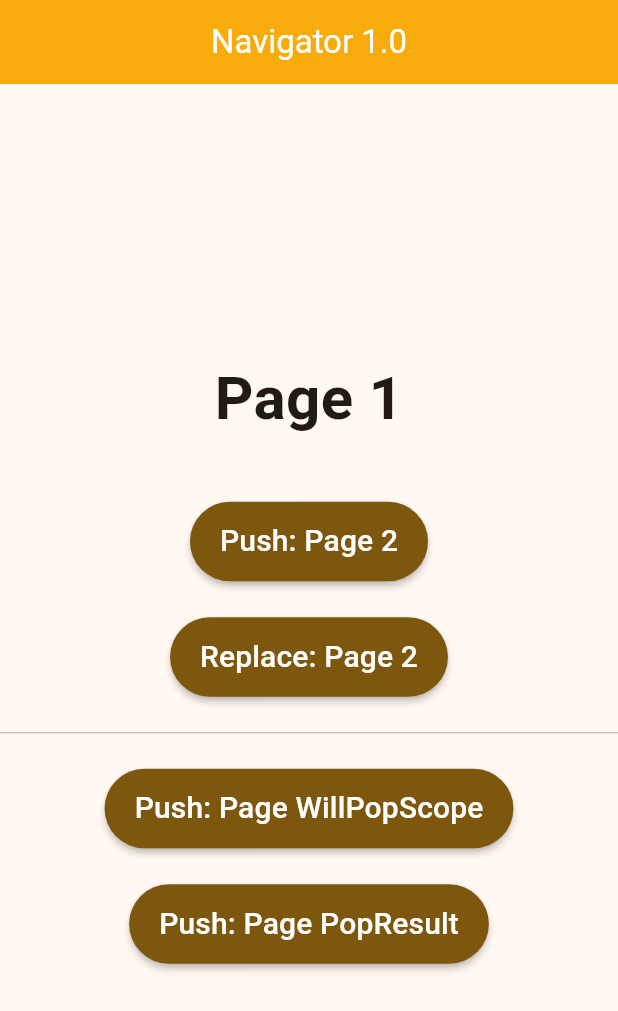
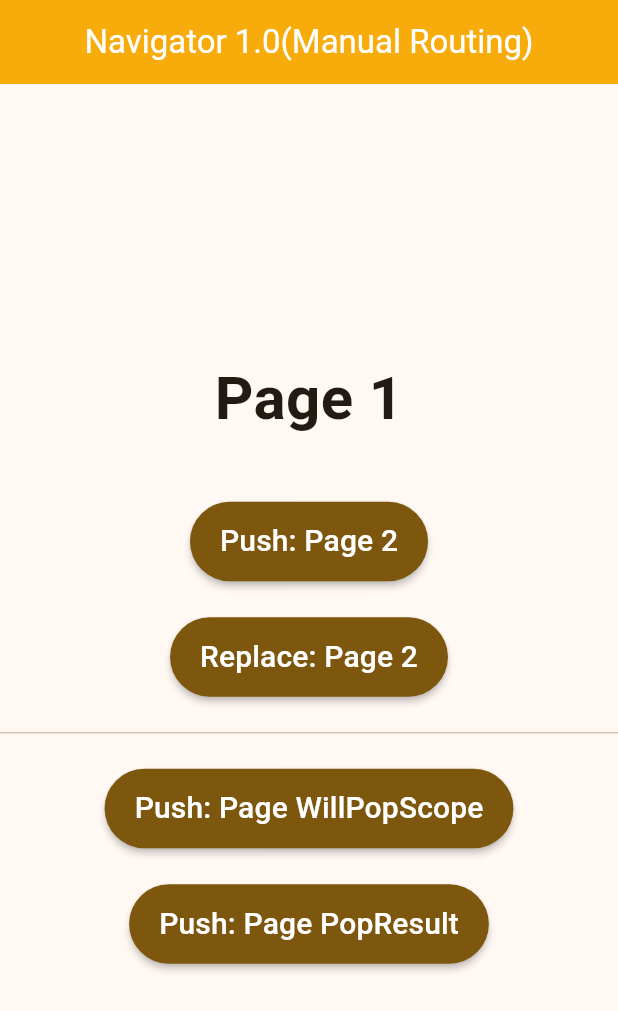
Before and after one commit to Cisterakas/navigator_example, a Flutter app: the screen it shows after launch, on a phone screen of 412 x 824 dp. Shown: the top 1011 px of the screen. Run offline on Flutter 3.47's test engine with Material 3 defaults, Android fonts, the phone set to English and light mode, and no system bars.

Commit message:
Enhance README and code comments for manual navigation clarity and learning objectives

```diff
--- a/lib/main.dart
+++ b/lib/main.dart
@@ -14,7 +14,7 @@ void main() {
 }
 
 class MyApp extends StatelessWidget {
-  static const title = 'Navigator 1.0';
+  static const title = 'Navigator 1.0(Manual Routing)';
 
   const MyApp({super.key});
 
@@ -32,6 +32,7 @@ class MyApp extends StatelessWidget {
         centerTitle: true,
       ),
     ),
+    // Manual navigation starts with a widget instead of a route table.
     home: const FirstPage(),
   );
 }
--- a/lib/page/first_page.dart
+++ b/lib/page/first_page.dart
@@ -26,6 +26,7 @@ class _FirstPageState extends State<FirstPage> {
           HeaderWidget(title: 'Page 1'),
           ButtonWidget(
             text: 'Push: Page 2',
+            // MaterialPageRoute constructs the destination when the button is tapped.
             onClicked: () => Navigator.push(
               context,
               MaterialPageRoute(builder: (context) => const SecondPage()),
@@ -34,6 +35,7 @@ class _FirstPageState extends State<FirstPage> {
           const SizedBox(height: 24),
           ButtonWidget(
             text: 'Replace: Page 2',
+            // pushReplacement removes Page 1 before adding Page 2.
             onClicked: () => Navigator.pushReplacement(
               context,
               MaterialPageRoute(builder: (context) => const SecondPage()),
@@ -42,6 +44,7 @@ class _FirstPageState extends State<FirstPage> {
           Divider(height: 48),
           ButtonWidget(
             text: 'Push: Page WillPopScope',
+            // Each destination is created directly by this navigation callback.
             onClicked: () => Navigator.push(
               context,
               MaterialPageRoute(builder: (context) => const WillPopScopePage()),
@@ -51,6 +54,7 @@ class _FirstPageState extends State<FirstPage> {
           ButtonWidget(
             text: 'Push: Page PopResult',
             onClicked: () async {
+              // push returns a Future that completes when the new page pops.
               final result = await Navigator.push(
                 context,
                 MaterialPageRoute(
--- a/lib/page/pop_result_page.dart
+++ b/lib/page/pop_result_page.dart
@@ -48,6 +48,7 @@ class _PopResultPageState extends State<PopResultPage> {
           const SizedBox(height: 24),
           ButtonWidget(
             text: 'Pop With Result',
+            // The second argument sends this value back to the awaiting push.
             onClicked: () => Navigator.pop(context, result),
           ),
         ],
--- a/lib/page/second_page.dart
+++ b/lib/page/second_page.dart
@@ -17,6 +17,7 @@ class SecondPage extends StatelessWidget {
           HeaderWidget(title: 'Page 2'),
           ButtonWidget(
             text: 'Push: Page 3',
+            // The page is constructed directly inside MaterialPageRoute.
             onClicked: () => Navigator.push(
               context,
               MaterialPageRoute(builder: (context) => const ThirdPage()),
@@ -25,6 +26,7 @@ class SecondPage extends StatelessWidget {
           const SizedBox(height: 24),
           ButtonWidget(
             text: 'Pop: Page 1',
+            // pop removes the current page and reveals the previous page.
             onClicked: () => Navigator.pop(context),
           ),
         ],
--- a/lib/page/third_page.dart
+++ b/lib/page/third_page.dart
@@ -16,11 +16,13 @@ class ThirdPage extends StatelessWidget {
           HeaderWidget(title: 'Page 3'),
           ButtonWidget(
             text: 'Pop: Page 2',
+            // pop removes Page 3 and returns to Page 2.
             onClicked: () => Navigator.pop(context),
           ),
           const SizedBox(height: 24),
           ButtonWidget(
             text: 'Pop All: Page 1',
+            // popUntil removes pages until the first route remains.
             onClicked: () =>
                 Navigator.popUntil(context, ModalRoute.withName('/')),
           ),
```
Also changed, not shown: 1 other file.
